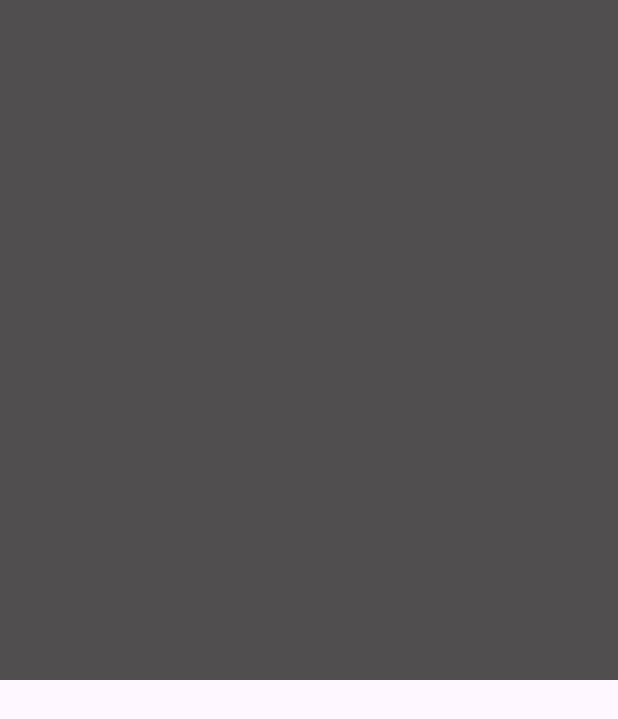
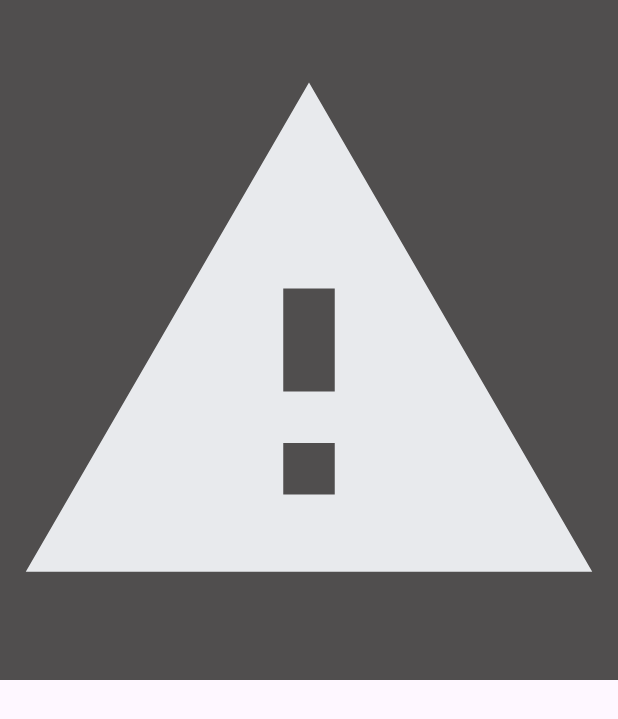
Before and after one commit to Hallelujah5/Halecules, an Android app: the screen it shows after launch (MainActivity), on a phone screen of 412 x 824 dp. Shown: the top 719 px of the screen. Run offline under Robolectric (Android 15) with nearby library versions, the phone set to English and light mode, and no system bars.

Commit message:
week 4 LightMeUp again ViewModel

```diff
--- a/Week3/LightMeUp/app/src/main/java/com/example/lightmeup/MainActivity.kt
+++ b/Week3/LightMeUp/app/src/main/java/com/example/lightmeup/MainActivity.kt
@@ -1,44 +1,34 @@
 package com.example.lightmeup
 
+import androidx.lifecycle.ViewModel
 import android.os.Bundle
-import android.view.View
+import android.util.Log
 import android.widget.ImageView
 import androidx.activity.enableEdgeToEdge
+import androidx.activity.viewModels
 import androidx.appcompat.app.AppCompatActivity
-import androidx.core.view.ViewCompat
-import androidx.core.view.WindowInsetsCompat
+import androidx.appcompat.content.res.AppCompatResources
 
-
-
-
-class MainActivity : AppCompatActivity(), View.OnClickListener {
-    lateinit var currentImageV : ImageView
-    var currentSvg = 0;
-    var Svgs = arrayOf(R.drawable.report, R.drawable.checkcircle, R.drawable.announcement)
+class MainActivity : AppCompatActivity() {
+    private val viewModel: mainViewModel by viewModels()
 
     override fun onCreate(savedInstanceState: Bundle?) {
         super.onCreate(savedInstanceState)
         enableEdgeToEdge()
         setContentView(R.layout.activity_main)
-        ViewCompat.setOnApplyWindowInsetsListener(findViewById(R.id.main)) { v, insets ->
-            val systemBars = insets.getInsets(WindowInsetsCompat.Type.systemBars())
-            v.setPadding(systemBars.left, systemBars.top, systemBars.right, systemBars.bottom)
-            insets
+
+        val iconImageView: ImageView = findViewById(R.id.currentImageView)
+        iconImageView.setImageDrawable(AppCompatResources.getDrawable(this, viewModel.icons[viewModel.currentIcon]))
+
+        iconImageView.setOnClickListener {
+            val drawableId = viewModel.getNextIcon()
+            iconImageView.setImageDrawable(AppCompatResources.getDrawable(this, drawableId))
+            Log.d("MainActivity", "Icon changed to: $drawableId")
         }
-    currentImageV = findViewById(R.id.currentImageView)
-    currentImageV.setOnClickListener(this)
-
-
     }
 
-    override fun onClick(v: View?) {
-        when(v?.id){
-            R.id.currentImageView->{
-                currentSvg = (currentSvg + 1) % Svgs.size
-                currentImageV.setImageResource(Svgs[currentSvg])
-            }
-        }
-
-
-    }
+//    override fun onSaveInstance   State(outState: Bundle) {
+//        super.onSaveInstanceState(outState)
+//        outState.putInt("currentIcon", currentIcon)
+//    }
 }
--- /dev/null
+++ b/Week3/LightMeUp/app/src/main/java/com/example/lightmeup/mainViewModel.kt
@@ -0,0 +1,17 @@
+package com.example.lightmeup
+
+import androidx.lifecycle.ViewModel
+
+class mainViewModel : ViewModel() {
+    var currentIcon = 0
+    val icons = listOf(
+        R.drawable.report,
+        R.drawable.checkcircle,
+        R.drawable.announcement,
+    )
+
+    fun getNextIcon(): Int {
+        currentIcon = (currentIcon + 1) % icons.size
+        return icons[currentIcon]
+    }
+}
--- a/Week3/LightMeUp/app/src/main/res/layout/activity_main.xml
+++ b/Week3/LightMeUp/app/src/main/res/layout/activity_main.xml
@@ -15,7 +15,7 @@
         android:layout_width="match_parent"
         android:layout_height="453dp"
         android:background="#504E4E"
-        android:onClick="onClick" />
+        />
 
 
 </LinearLayout>
```
